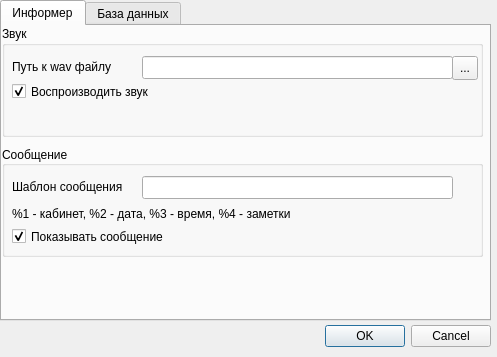
Qt form settingsdialog.ui (group93492/equipment-reminder) before a commit.
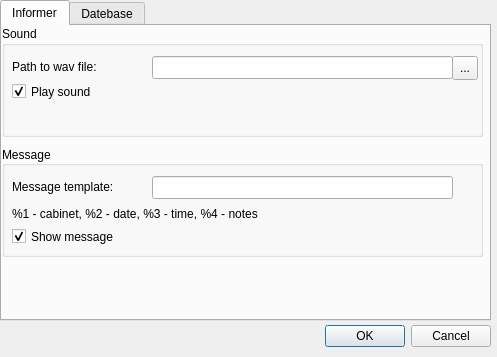
The same form after that commit. The open tabs and pages were chosen to show the change.

```diff
--- a/settingsdialog.ui
+++ b/settingsdialog.ui
@@ -43,7 +43,7 @@
    </property>
    <widget class="QWidget" name="tab">
     <attribute name="title">
-     <string>Информер</string>
+     <string>Informer</string>
     </attribute>
     <widget class="QGroupBox" name="soundGroupBox">
      <property name="geometry">
@@ -55,7 +55,7 @@
       </rect>
      </property>
      <property name="title">
-      <string>Звук</string>
+      <string>Sound</string>
      </property>
      <property name="flat">
       <bool>false</bool>
@@ -63,9 +63,9 @@
      <widget class="QLineEdit" name="soundPathEdit">
       <property name="geometry">
        <rect>
-        <x>140</x>
+        <x>150</x>
         <y>30</y>
-        <width>311</width>
+        <width>301</width>
         <height>23</height>
        </rect>
       </property>
@@ -80,7 +80,7 @@
        </rect>
       </property>
       <property name="text">
-       <string>Путь к wav файлу</string>
+       <string>Path to wav file:</string>
       </property>
      </widget>
      <widget class="QToolButton" name="soundPathToolButton">
@@ -151,12 +151,12 @@
        <rect>
         <x>10</x>
         <y>50</y>
-        <width>161</width>
+        <width>211</width>
         <height>31</height>
        </rect>
       </property>
       <property name="text">
-       <string>Воспроизводить звук</string>
+       <string>Play sound</string>
       </property>
       <property name="checked">
        <bool>true</bool>
@@ -176,7 +176,7 @@
       </rect>
      </property>
      <property name="title">
-      <string>Сообщение</string>
+      <string>Message</string>
      </property>
      <property name="alignment">
       <set>Qt::AlignLeading|Qt::AlignLeft|Qt::AlignVCenter</set>
@@ -187,9 +187,9 @@
      <widget class="QLineEdit" name="patternLineEdit">
       <property name="geometry">
        <rect>
-        <x>140</x>
+        <x>150</x>
         <y>30</y>
-        <width>311</width>
+        <width>301</width>
         <height>23</height>
        </rect>
       </property>
@@ -199,12 +199,12 @@
        <rect>
         <x>10</x>
         <y>30</y>
-        <width>131</width>
+        <width>141</width>
         <height>21</height>
        </rect>
       </property>
       <property name="text">
-       <string>Шаблон сообщения</string>
+       <string>Message template:</string>
       </property>
      </widget>
      <widget class="QLabel" name="patternInfLabel">
@@ -217,7 +217,7 @@
        </rect>
       </property>
       <property name="text">
-       <string>%1 - кабинет, %2 - дата, %3 - время, %4 - заметки</string>
+       <string>%1 - cabinet, %2 - date, %3 - time, %4 - notes</string>
       </property>
      </widget>
      <widget class="QCheckBox" name="messageCheckBox">
@@ -225,12 +225,12 @@
        <rect>
         <x>10</x>
         <y>80</y>
-        <width>181</width>
+        <width>461</width>
         <height>21</height>
        </rect>
       </property>
       <property name="text">
-       <string>Показывать сообщение</string>
+       <string>Show message</string>
       </property>
       <property name="checked">
        <bool>true</bool>
@@ -240,7 +240,7 @@
    </widget>
    <widget class="QWidget" name="tab_2">
     <attribute name="title">
-     <string>База данных</string>
+     <string>Datebase</string>
     </attribute>
     <widget class="QLineEdit" name="dbPathLineEdit">
      <property name="geometry">
```
Left out of the diff: 22 changed lines with no effect on the pictures.
